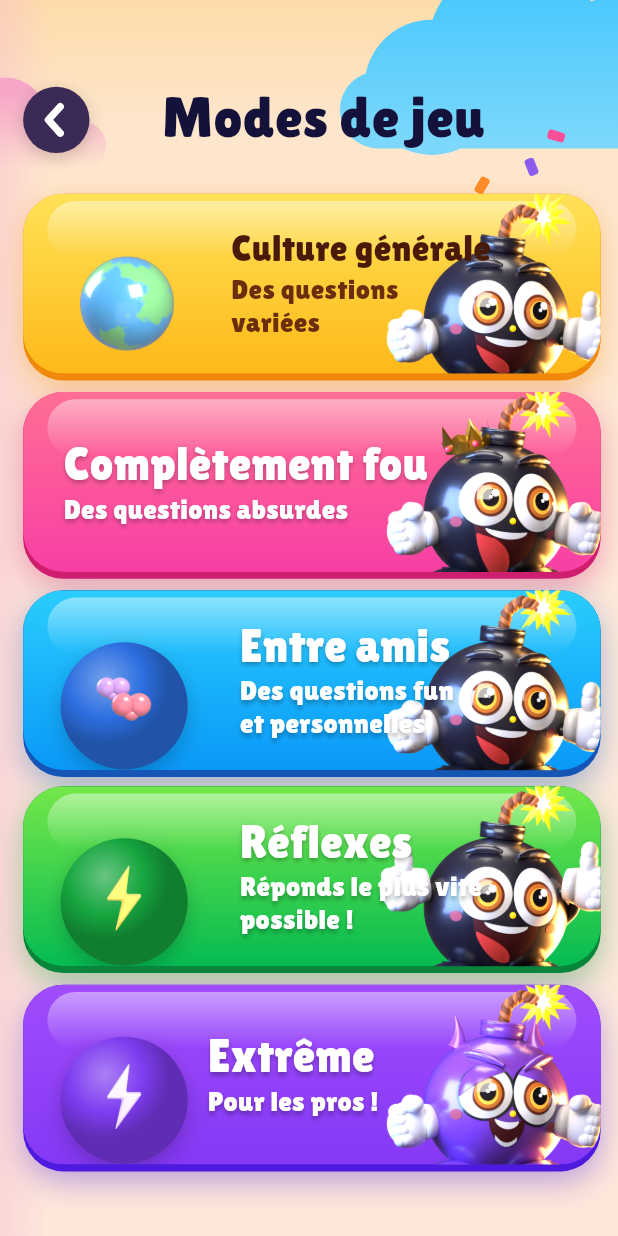
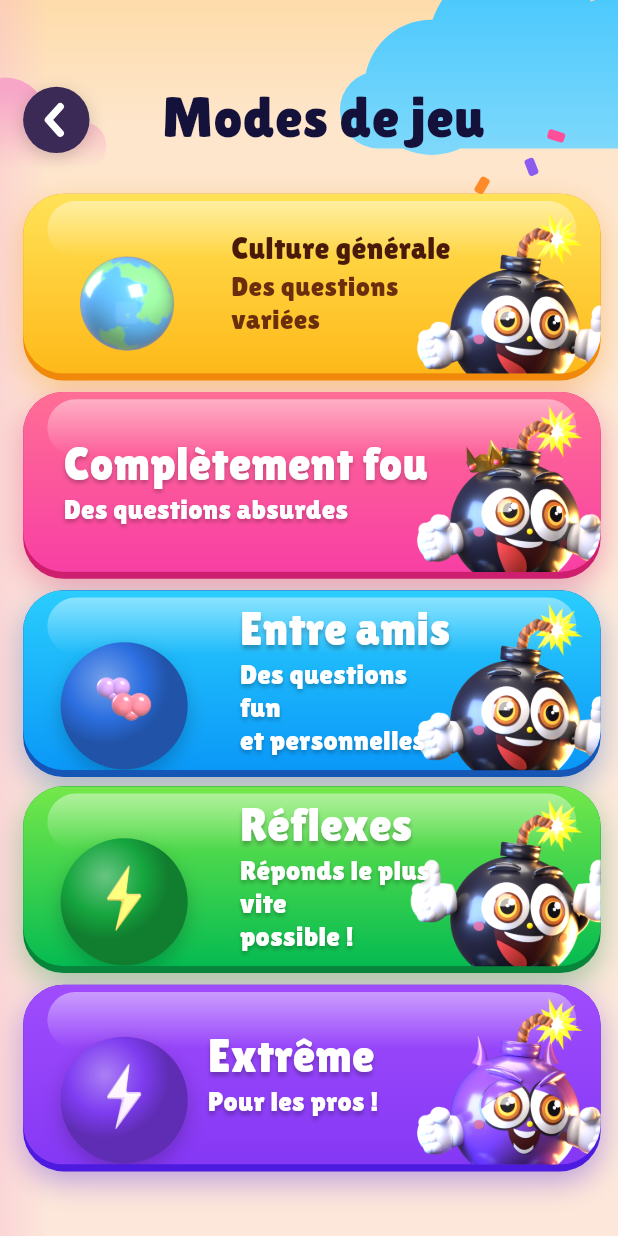
Before and after one commit to rito27959-arch/Boomparty, a Flutter app: the screen it shows after launch, after a tap on "Jouer", on a phone screen of 412 x 824 dp. Run offline on Flutter 3.47's test engine with Material 3 defaults, Android fonts, the phone set to English and light mode, and no system bars; our stand-ins replace share_plus, shared_preferences, speech_to_text; missing offline and left inert: flame; statements that could not run were skipped.

Commit message:
Retouches : texte des cartes de mode, médailles et trophée, avatars de la célébration [apk]
Co-Authored-By: Claude Opus 5.5 <noreply@anthropic.com>
Claude-Session: https://claude.ai/code/session_01QLD1Cn8L4n2p72nE7zeQhR

```diff
--- a/lib/screens/celebration_screen.dart
+++ b/lib/screens/celebration_screen.dart
@@ -36,7 +36,7 @@ class CelebrationScreen extends StatelessWidget {
         final r = RefScale(c.biggest, 238, 450);
         final k = r.k;
         // positions des joueurs autour de la bombe (gagnant en haut à gauche)
-        const spots = [(10.0, 100.0, 82.0), (150.0, 92.0, 82.0), (0.0, 178.0, 70.0), (176.0, 176.0, 64.0), (96.0, 226.0, 0.0)];
+        const spots = [(2.0, 88.0, 100.0), (138.0, 80.0, 100.0), (-8.0, 172.0, 88.0), (160.0, 168.0, 84.0), (96.0, 226.0, 0.0)];
         return Stack(children: [
           const Positioned.fill(child: CustomPaint(painter: _PartyBackgroundPainter())),
           for (var i = 0; i < ranking.length && i < 4; i++)
--- a/lib/screens/leaderboard_screen.dart
+++ b/lib/screens/leaderboard_screen.dart
@@ -27,7 +27,7 @@ class LeaderboardScreen extends StatelessWidget {
         return Stack(children: [
           const Positioned.fill(child: CustomPaint(painter: PastelBackgroundPainter(PastelDecor.none))),
           Positioned(left: 0, right: 0, top: 0, height: r.y(98), child: const CustomPaint(painter: _SkyHeaderPainter())),
-          Positioned(left: r.x(31), top: r.y(30), width: r.x(42), height: r.y(52), child: const Illustration('trophy')),
+          Positioned(left: r.x(31), top: r.y(30), width: r.x(42), height: r.y(52), child: const Illustration('trophy', scale: 1.35)),
           Positioned(
             left: r.x(83), top: r.y(30),
             child: Text('Classement\nde la partie', style: BoomText.ui800(15.5 * k, color: const Color(0xFF1A1A4A), height: 1.02)),
@@ -95,7 +95,7 @@ class _Row extends StatelessWidget {
       ),
       child: Row(children: [
         SizedBox(width: 9 * k),
-        SizedBox(width: 26 * k, height: 26 * k, child: rank <= 3 ? Illustration('medal_$rank') : Center(child: Text('$rank', style: BoomText.ui800(12.5 * k)))),
+        SizedBox(width: 26 * k, height: 26 * k, child: rank <= 3 ? Illustration('medal_$rank', scale: 1.5) : Center(child: Text('$rank', style: BoomText.ui800(12.5 * k)))),
         SizedBox(width: 8 * k),
         PlayerAvatar(index: p.avatar, size: 30 * k),
         SizedBox(width: 9 * k),
--- a/lib/screens/modes_screen.dart
+++ b/lib/screens/modes_screen.dart
@@ -102,7 +102,7 @@ class _ModeCardContent extends StatelessWidget {
         child: _Mascot(spec: spec),
       ),
       Positioned(
-        left: spec.textLeft * k, right: 38 * k, top: 0, bottom: 0,
+        left: spec.textLeft * k, right: 52 * k, top: 0, bottom: 0,
         child: Column(
           mainAxisAlignment: MainAxisAlignment.center,
           crossAxisAlignment: CrossAxisAlignment.start,
@@ -133,7 +133,7 @@ class _Mascot extends StatelessWidget {
   Widget build(BuildContext context) {
     return LayoutBuilder(builder: (context, c) {
       final h = c.maxHeight;
-      return SizedBox(width: h * 0.95, child: Illustration(_art[spec.mode]!, scale: 1.15, alignment: Alignment.bottomCenter));
+      return SizedBox(width: h * 0.78, child: Illustration(_art[spec.mode]!, scale: 1.25, alignment: Alignment.bottomCenter));
     });
   }
 }
```
